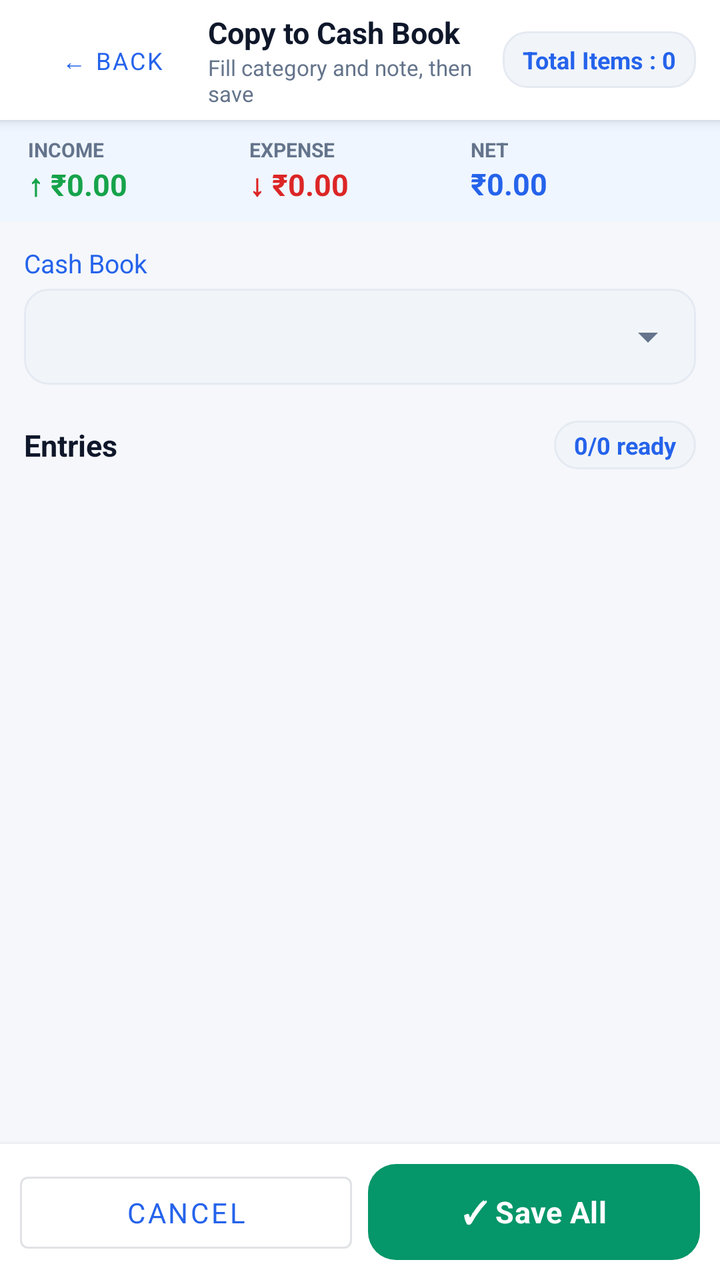
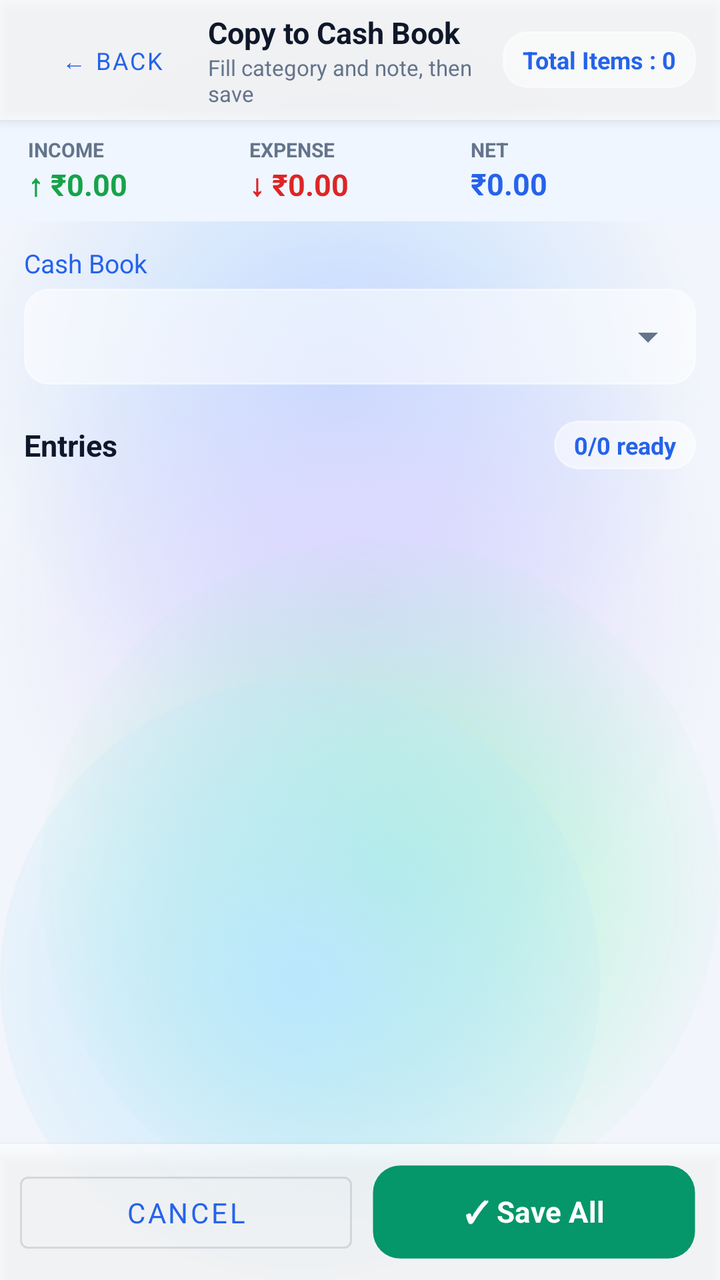

Screens rendered from an Android XML layout before and after an edit, with the pre-edit source and the edit as a unified diff.
<!-- AndroidManifest.xml: application theme Theme.ExpenseOS -->
<!-- res/layout/activity_passbook_copy.xml -->
<?xml version="1.0" encoding="utf-8"?>
<LinearLayout xmlns:android="http://schemas.android.com/apk/res/android"
    android:layout_width="match_parent"
    android:layout_height="match_parent"
    android:background="@color/bg"
    android:orientation="vertical">

    
    <LinearLayout
        android:layout_width="match_parent"
        android:layout_height="60dp"
        android:background="@color/nav_bg"
        android:elevation="4dp"
        android:gravity="center_vertical"
        android:orientation="horizontal"
        android:paddingHorizontal="12dp">

        <Button
            android:id="@+id/btnCopyBack"
            style="@style/Widget.MaterialComponents.Button.TextButton"
            android:layout_width="wrap_content"
            android:layout_height="36dp"
            android:text="← Back"
            android:textSize="12sp" />

        <LinearLayout
            android:layout_width="0dp"
            android:layout_height="wrap_content"
            android:layout_weight="1"
            android:orientation="vertical"
            android:paddingStart="4dp">

            <TextView
                android:layout_width="wrap_content"
                android:layout_height="wrap_content"
                android:text="Copy to Cash Book"
                android:textColor="@color/text"
                android:textSize="15sp"
                android:textStyle="bold" />

            <TextView
                android:layout_width="wrap_content"
                android:layout_height="wrap_content"
                android:text="Fill category and note, then save"
                android:textColor="@color/text_muted"
                android:textSize="11sp" />
        </LinearLayout>

        <TextView
            android:id="@+id/tvCopyCount"
            android:layout_width="wrap_content"
            android:layout_height="wrap_content"
            android:background="@drawable/bg_input_box"
            android:paddingHorizontal="10dp"
            android:paddingVertical="6dp"
            android:text="Total Items : 0"
            android:textColor="@color/primary"
            android:textSize="12sp"
            android:textStyle="bold" />
    </LinearLayout>

    
    <LinearLayout
        android:layout_width="match_parent"
        android:layout_height="wrap_content"
        android:background="@color/primary_soft"
        android:orientation="horizontal"
        android:paddingHorizontal="14dp"
        android:paddingVertical="8dp">

        <LinearLayout
            android:layout_width="0dp"
            android:layout_height="wrap_content"
            android:layout_weight="1"
            android:orientation="vertical">

            <TextView
                android:layout_width="wrap_content"
                android:layout_height="wrap_content"
                android:text="INCOME"
                android:textColor="@color/text_muted"
                android:textSize="10sp"
                android:textStyle="bold" />

            <TextView
                android:id="@+id/tvCopyIncome"
                android:layout_width="wrap_content"
                android:layout_height="wrap_content"
                android:text="↑ ₹0.00"
                android:textColor="@color/green"
                android:textSize="15sp"
                android:textStyle="bold" />
        </LinearLayout>

        <LinearLayout
            android:layout_width="0dp"
            android:layout_height="wrap_content"
            android:layout_weight="1"
            android:orientation="vertical">

            <TextView
                android:layout_width="wrap_content"
                android:layout_height="wrap_content"
                android:text="EXPENSE"
                android:textColor="@color/text_muted"
                android:textSize="10sp"
                android:textStyle="bold" />

            <TextView
                android:id="@+id/tvCopyExpense"
                android:layout_width="wrap_content"
                android:layout_height="wrap_content"
                android:text="↓ ₹0.00"
                android:textColor="@color/red"
                android:textSize="15sp"
                android:textStyle="bold" />
        </LinearLayout>

        <LinearLayout
            android:layout_width="0dp"
            android:layout_height="wrap_content"
            android:layout_weight="1"
            android:orientation="vertical">

            <TextView
                android:layout_width="wrap_content"
                android:layout_height="wrap_content"
                android:text="NET"
                android:textColor="@color/text_muted"
                android:textSize="10sp"
                android:textStyle="bold" />

            <TextView
                android:id="@+id/tvCopyNet"
                android:layout_width="wrap_content"
                android:layout_height="wrap_content"
                android:text="₹0.00"
                android:textColor="@color/primary"
                android:textSize="15sp"
                android:textStyle="bold" />
        </LinearLayout>
    </LinearLayout>

    <ScrollView
        android:id="@+id/svCopy"
        android:layout_width="match_parent"
        android:layout_height="0dp"
        android:layout_weight="1">

        <LinearLayout
            android:layout_width="match_parent"
            android:layout_height="wrap_content"
            android:orientation="vertical"
            android:padding="12dp">

            
            <TextView
                android:layout_width="wrap_content"
                android:layout_height="wrap_content"
                android:text="Cash Book"
                android:textColor="@color/primary"
                android:textSize="13sp" />

            <LinearLayout
                android:layout_width="match_parent"
                android:layout_height="48dp"
                android:layout_marginTop="4dp"
                android:background="@drawable/bg_input_box"
                android:gravity="center_vertical">

                <Spinner
                    android:id="@+id/spCopyBook"
                    android:layout_width="match_parent"
                    android:layout_height="match_parent" />
            </LinearLayout>

            
            <LinearLayout
                android:layout_width="match_parent"
                android:layout_height="wrap_content"
                android:layout_marginTop="18dp"
                android:layout_marginBottom="8dp"
                android:gravity="center_vertical"
                android:orientation="horizontal">

                <TextView
                    android:layout_width="0dp"
                    android:layout_height="wrap_content"
                    android:layout_weight="1"
                    android:text="Entries"
                    android:textColor="@color/text"
                    android:textSize="15sp"
                    android:textStyle="bold" />

                <TextView
                    android:id="@+id/tvCopyReady"
                    android:layout_width="wrap_content"
                    android:layout_height="wrap_content"
                    android:background="@drawable/bg_input_box"
                    android:paddingHorizontal="10dp"
                    android:paddingVertical="4dp"
                    android:text="0/0 ready"
                    android:textColor="@color/primary"
                    android:textSize="12sp"
                    android:textStyle="bold" />
            </LinearLayout>

            <LinearLayout
                android:id="@+id/llCopyCards"
                android:layout_width="match_parent"
                android:layout_height="wrap_content"
                android:orientation="vertical" />
        </LinearLayout>
    </ScrollView>

    
    <LinearLayout
        android:layout_width="match_parent"
        android:layout_height="wrap_content"
        android:background="@color/nav_bg"
        android:elevation="4dp"
        android:orientation="vertical"
        android:padding="10dp">

        <TextView
            android:id="@+id/tvCopyResult"
            android:layout_width="wrap_content"
            android:layout_height="wrap_content"
            android:layout_marginBottom="6dp"
            android:textSize="13sp"
            android:textStyle="bold"
            android:visibility="gone" />

        <LinearLayout
            android:layout_width="match_parent"
            android:layout_height="wrap_content"
            android:orientation="horizontal">

            <Button
                android:id="@+id/btnCopyCancel"
                style="@style/Widget.MaterialComponents.Button.OutlinedButton"
                android:layout_width="0dp"
                android:layout_height="48dp"
                android:layout_marginEnd="8dp"
                android:layout_weight="1"
                android:text="Cancel" />

            <Button
                android:id="@+id/btnCopySaveAll"
                style="@style/BtnSuccess"
                android:layout_width="0dp"
                android:layout_height="48dp"
                android:layout_weight="1"
                android:text="✓ Save All" />
        </LinearLayout>
    </LinearLayout>
</LinearLayout>
<!-- resources referenced by this layout -->
<resources>
  <color name="bg">#F5F7FB</color>
  <color name="nav_bg">#FFFFFF</color>
  <style name="Theme.ExpenseOS" parent="Theme.MaterialComponents.DayNight.NoActionBar">
          <item name="colorPrimary">@color/primary</item>
          <item name="colorPrimaryVariant">@color/primary_dark</item>
          <item name="colorPrimaryDark">@color/primary_dark</item>
          <item name="colorOnPrimary">@color/on_primary</item>
          <item name="colorSecondary">@color/secondary</item>
          <item name="colorSecondaryVariant">@color/secondary_dark</item>
          <item name="colorOnSecondary">@color/on_primary</item>
          <item name="colorAccent">@color/primary</item>
          <item name="colorSurface">@color/surface</item>
          <item name="colorOnSurface">@color/text</item>
          <item name="colorOnBackground">@color/text</item>
          <item name="colorError">@color/danger</item>
          <item name="android:colorBackground">@color/bg</item>
          <item name="android:windowBackground">@color/bg</item>
  
          <item name="android:textColorPrimary">@color/text</item>
          <item name="android:textColorSecondary">@color/text_muted</item>
          <item name="android:textColorHint">@color/text_hint</item>
          <item name="android:fontFamily">sans-serif</item>
          <item name="fontFamily">sans-serif</item>
  
          
          <item name="android:statusBarColor">@color/bg</item>
          <item name="android:navigationBarColor">@color/nav_bg</item>
          <item name="android:windowLightStatusBar">true</item>
          <item name="android:windowLightNavigationBar" tools:targetApi="o_mr1">true</item>
          <item name="android:forceDarkAllowed" tools:targetApi="q">false</item>
  
          
          <item name="editTextStyle">@style/Widget.ExpenseOS.EditText</item>
          <item name="materialAlertDialogTheme">@style/ThemeOverlay.ExpenseOS.Dialog</item>
          <item name="bottomSheetDialogTheme">@style/ThemeOverlay.ExpenseOS.BottomSheet</item>
          <item name="materialTimePickerTheme">@style/ThemeOverlay.ExpenseOS.TimePicker</item>
          <item name="android:windowAnimationStyle">@style/Animation.ExpenseOS.Window</item>
          <item name="android:windowActivityTransitions">true</item>
          <item name="android:windowContentTransitions">true</item>
      </style>
  <color name="surface_2">#F1F5F9</color>
  <color name="border">#E5EAF2</color>
  <style name="BtnBase" parent="Widget.MaterialComponents.Button">
          <item name="android:textSize">@dimen/type_subtitle</item>
          <item name="android:textStyle">bold</item>
          <item name="android:letterSpacing">0.01</item>
          <item name="android:textAllCaps">false</item>
          <item name="android:minHeight">@dimen/touch_target</item>
          <item name="android:insetTop">0dp</item>
          <item name="android:insetBottom">0dp</item>
          <item name="cornerRadius">14dp</item>
          <item name="android:stateListAnimator">@null</item>
      </style>
  <color name="surface">#FFFFFF</color>
  <!-- unchanged entries left out for length: 28 -->
</resources>

<!-- the commit's change to res/layout/activity_passbook_copy.xml (unified diff, before → after) -->
@@ -2,7 +2,7 @@
 <LinearLayout xmlns:android="http://schemas.android.com/apk/res/android"
     android:layout_width="match_parent"
     android:layout_height="match_parent"
-    android:background="@color/bg"
+    android:background="@android:color/transparent"
     android:orientation="vertical">
 
     
<!-- resource entries referenced after the edit -->
@@ -1,7 +1,61 @@
 <!-- resources referenced by this layout -->
 <resources>
-  <color name="bg">#F5F7FB</color>
-  <color name="nav_bg">#FFFFFF</color>
+  <color name="bg">#F2F5FB</color>
+  <!-- drawable aurora_bg (drawable) -->
+  <?xml version="1.0" encoding="utf-8"?>
+  <layer-list xmlns:android="http://schemas.android.com/apk/res/android">
+      <item android:drawable="@color/aurora_base" />
+      <item android:width="380dp" android:height="380dp"
+          android:gravity="top|end"
+          android:drawable="@drawable/aurora_blob_blue" />
+      <item android:width="360dp" android:height="360dp"
+          android:gravity="start" android:top="120dp"
+          android:drawable="@drawable/aurora_blob_violet" />
+      <item android:width="340dp" android:height="340dp"
+          android:gravity="bottom|end" android:bottom="30dp"
+          android:drawable="@drawable/aurora_blob_mint" />
+      <item android:width="300dp" android:height="300dp"
+          android:gravity="bottom|start"
+          android:drawable="@drawable/aurora_blob_sky" />
+  </layer-list>
+  <color name="aurora_base">#F2F5FB</color>
+  <!-- drawable aurora_blob_blue (drawable) -->
+  <?xml version="1.0" encoding="utf-8"?>
+  <shape xmlns:android="http://schemas.android.com/apk/res/android" android:shape="oval">
+      <gradient
+          android:type="radial"
+          android:gradientRadius="180dp"
+          android:startColor="#BFDBFE"
+          android:endColor="#00BFDBFE" />
+  </shape>
+  <!-- drawable aurora_blob_violet (drawable) -->
+  <?xml version="1.0" encoding="utf-8"?>
+  <shape xmlns:android="http://schemas.android.com/apk/res/android" android:shape="oval">
+      <gradient
+          android:type="radial"
+          android:gradientRadius="180dp"
+          android:startColor="#DDD6FE"
+          android:endColor="#00DDD6FE" />
+  </shape>
+  <!-- drawable aurora_blob_mint (drawable) -->
+  <?xml version="1.0" encoding="utf-8"?>
+  <shape xmlns:android="http://schemas.android.com/apk/res/android" android:shape="oval">
+      <gradient
+          android:type="radial"
+          android:gradientRadius="180dp"
+          android:startColor="#A7F3D0"
+          android:endColor="#00A7F3D0" />
+  </shape>
+  <!-- drawable aurora_blob_sky (drawable) -->
+  <?xml version="1.0" encoding="utf-8"?>
+  <shape xmlns:android="http://schemas.android.com/apk/res/android" android:shape="oval">
+      <gradient
+          android:type="radial"
+          android:gradientRadius="180dp"
+          android:startColor="#BAE6FD"
+          android:endColor="#00BAE6FD" />
+  </shape>
+  <color name="nav_bg">#B9FFFFFF</color>
   <style name="Theme.ExpenseOS" parent="Theme.MaterialComponents.DayNight.NoActionBar">
           <item name="colorPrimary">@color/primary</item>
           <item name="colorPrimaryVariant">@color/primary_dark</item>
@@ -16,7 +70,7 @@
           <item name="colorOnBackground">@color/text</item>
           <item name="colorError">@color/danger</item>
           <item name="android:colorBackground">@color/bg</item>
-          <item name="android:windowBackground">@color/bg</item>
+          <item name="android:windowBackground">@drawable/aurora_bg</item>
   
           <item name="android:textColorPrimary">@color/text</item>
           <item name="android:textColorSecondary">@color/text_muted</item>
@@ -25,8 +79,8 @@
           <item name="fontFamily">sans-serif</item>
   
           
-          <item name="android:statusBarColor">@color/bg</item>
-          <item name="android:navigationBarColor">@color/nav_bg</item>
+          <item name="android:statusBarColor">@android:color/transparent</item>
+          <item name="android:navigationBarColor">@android:color/transparent</item>
           <item name="android:windowLightStatusBar">true</item>
           <item name="android:windowLightNavigationBar" tools:targetApi="o_mr1">true</item>
           <item name="android:forceDarkAllowed" tools:targetApi="q">false</item>
@@ -40,8 +94,8 @@
           <item name="android:windowActivityTransitions">true</item>
           <item name="android:windowContentTransitions">true</item>
       </style>
-  <color name="surface_2">#F1F5F9</color>
-  <color name="border">#E5EAF2</color>
+  <color name="surface_2">#8CFFFFFF</color>
+  <color name="border">#8CFFFFFF</color>
   <style name="BtnBase" parent="Widget.MaterialComponents.Button">
           <item name="android:textSize">@dimen/type_subtitle</item>
           <item name="android:textStyle">bold</item>
@@ -51,9 +105,9 @@
           <item name="android:insetTop">0dp</item>
           <item name="android:insetBottom">0dp</item>
           <item name="cornerRadius">14dp</item>
-          <item name="android:stateListAnimator">@null</item>
+          <item name="android:stateListAnimator">@animator/btn_press_scale</item>
       </style>
-  <color name="surface">#FFFFFF</color>
+  <color name="surface">#E9FFFFFF</color>
   <!-- unchanged entries left out for length: 28 -->
 </resources>
 
